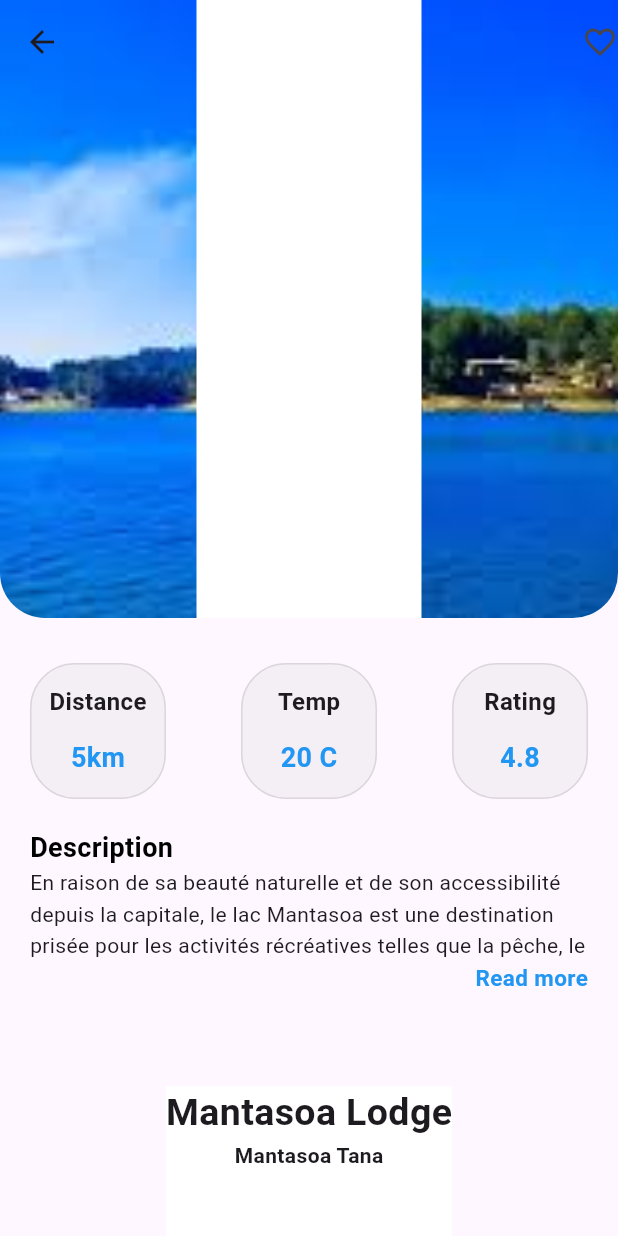
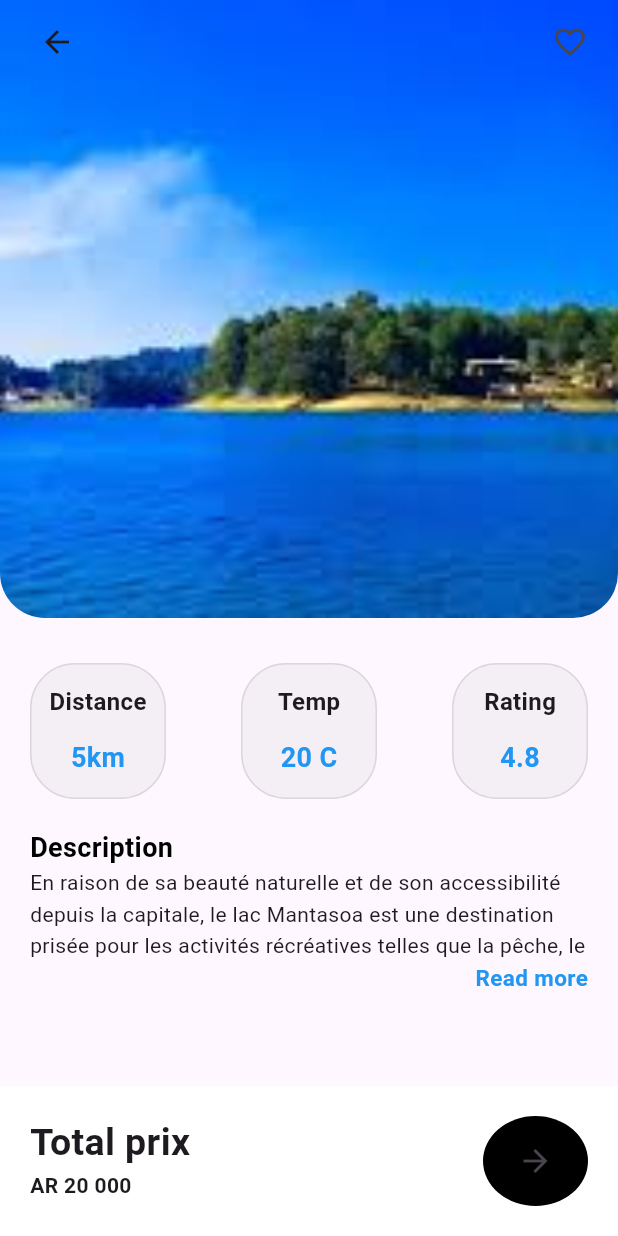
Before and after one commit to HIK-856/voyage_mada_app, a Flutter app: the DetailDestination screen opened directly, on a phone screen of 412 x 824 dp. Run offline on Flutter 3.47's test engine with Material 3 defaults, Android fonts, the light colour scheme and no system bars; our stand-ins replace get; missing offline and left inert: flutter_animated_icons, flutter_mvc, flutter_point_tab_bar.

Commit message:
bottom appbar

```diff
--- a/lib/View/ScreenDetail/detailDestination.dart
+++ b/lib/View/ScreenDetail/detailDestination.dart
@@ -12,30 +12,62 @@ class DetailDestination extends StatefulWidget {
 }
 
 class _DetailDestinationState extends State<DetailDestination> {
-  Column nomDestination = Column(
+  @override
+  Widget build(BuildContext context) {
+    Row nomDestination = Row(
+      mainAxisAlignment: MainAxisAlignment.spaceBetween,
+      crossAxisAlignment: CrossAxisAlignment.center,
+      // crossAxisAlignment: CrossAxisAlignment.end,
+      children: [
+        //prix
+        Column(
           mainAxisAlignment: MainAxisAlignment.start,
-    //crossAxisAlignment: CrossAxisAlignment.end,
+          crossAxisAlignment: CrossAxisAlignment.start,
           children: [
             TitreH3(
-        titre: 'Mantasoa Lodge',
+              titre: 'Total prix',
               size: 25,
             ),
-      TitreH3(titre: 'Mantasoa Tana')
+            TitreH3(titre: 'AR 20 000')
+          ],
+        ),
+        //reservation boutton
+        ClipOval(
+          child: Container(
+            height: 70,
+            width: 70,
+            decoration: const BoxDecoration(color: Colors.black),
+            child: IconButton(
+              onPressed: () {},
+              icon: const Icon(Icons.arrow_forward),
+            ),
+          ),
+        ),
       ],
     );
 
-  @override
-  Widget build(BuildContext context) {
     return Scaffold(
       //bottom app bar with bottomSheet
-      bottomSheet:
-          Container(color: Colors.white, height: 100, child: nomDestination),
+      bottomSheet: Container(
+          padding: const EdgeInsets.all(20),
+          color: Colors.white,
+          height: 100,
+          width: MediaQuery.of(context).size.width,
+          child: nomDestination),
       appBar: PreferredSize(
         preferredSize:
             Size.fromHeight(MediaQuery.of(context).size.height * 0.5),
         child: AppBar(
-          leading: const Icon(Icons.arrow_back_outlined),
-          actions: const [Icon(Icons.favorite_outline)],
+          leading: const Padding(
+            padding: EdgeInsets.only(left: 20),
+            child: Icon(Icons.arrow_back_outlined),
+          ),
+          actions: const [
+            Padding(
+              padding: EdgeInsets.only(right: 20),
+              child: Icon(Icons.favorite_outline),
+            )
+          ],
           flexibleSpace: Container(
             decoration: const BoxDecoration(
               borderRadius: BorderRadius.only(
@@ -49,7 +81,7 @@ class _DetailDestinationState extends State<DetailDestination> {
               ),
             ),
             //in the image
-            child: const ListChoix(),
+            // child: const ListChoix(),
           ),
         ),
       ),
--- a/lib/View/ScreenDetail/listChoix.dart
+++ b/lib/View/ScreenDetail/listChoix.dart
@@ -29,14 +29,17 @@ class ListChoix extends StatelessWidget {
         itemCount: listeChoix.length,
         scrollDirection: Axis.vertical,
         itemBuilder: (context, index) {
-          return Column(
-            children: [
-              Container(
-                  height: 200,
-                  width: 150,
-                  decoration: const BoxDecoration(color: Colors.white),
-                  child: listeChoix[index]),
-            ],
+          return Container(
+            decoration: const BoxDecoration(color: Colors.white),
+            height: 90,
+            //width: 20,
+            child: Column(
+              //mainAxisAlignment: MainAxisAlignment.end,
+              //crossAxisAlignment: CrossAxisAlignment.end,
+              children: [
+                listeChoix[index],
+              ],
+            ),
           );
         },
       ),
```
Lines whose indentation alone changed are shown as unchanged.
